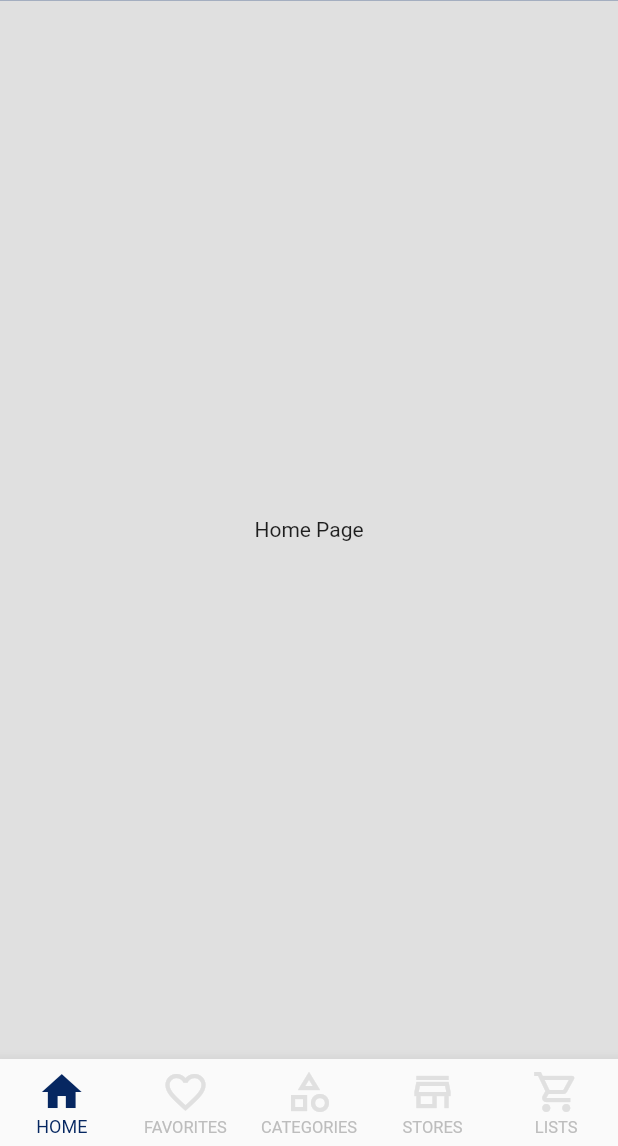
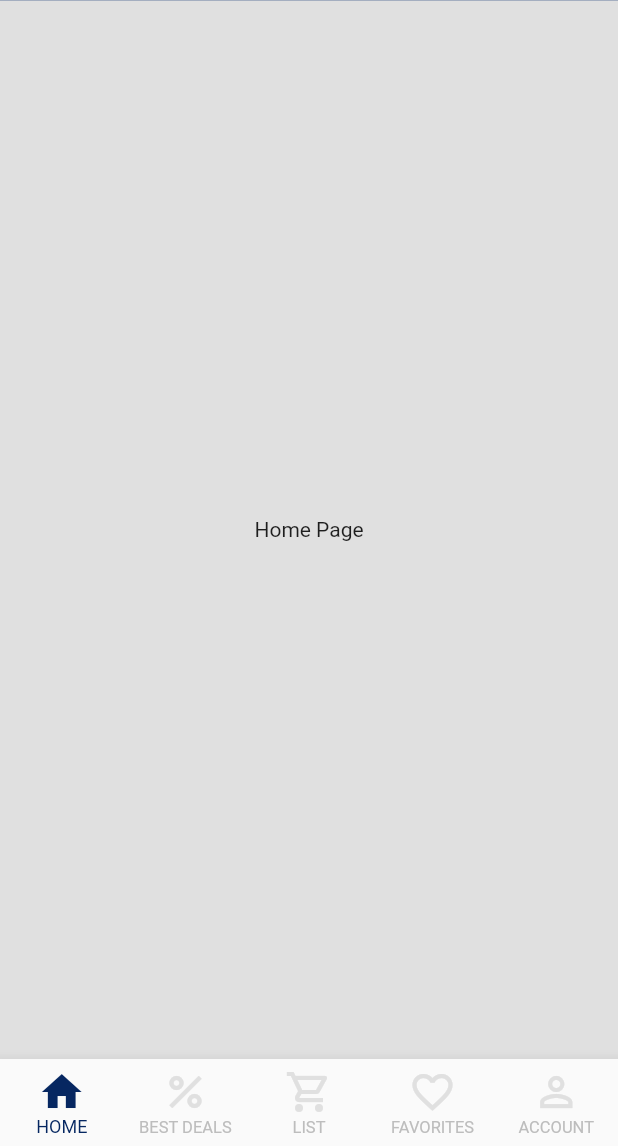
Before and after one commit to Nick-Theodosiou/shoppy, a Flutter app: the screen it shows after launch, after a tap on "Log In", on a phone screen of 412 x 824 dp, the part 90-1236 px from its top. Run offline on Flutter 3.47's test engine with Material 2 defaults, Android fonts, the phone set to English and light mode, and no system bars.

Commit message:
changed navigation

```diff
--- a/lib/NavigationBarScreen.dart
+++ b/lib/NavigationBarScreen.dart
@@ -72,6 +72,32 @@ class _NavigationBarScreenState extends State<NavigationBarScreen> {
             ),
             BottomNavigationBarItem(
               icon: Icon(
+                Icons.percent_outlined,
+                color: Colors.grey[300],
+                size: 32,
+              ),
+              label: 'BEST DEALS',
+              activeIcon: const Icon(
+                Icons.percent,
+                color: Color.fromARGB(255, 6, 39, 97),
+                size: 32,
+              ),
+            ),
+            BottomNavigationBarItem(
+              icon: Icon(
+                Icons.shopping_cart_outlined,
+                color: Colors.grey[300],
+                size: 32,
+              ),
+              label: 'LIST',
+              activeIcon: const Icon(
+                Icons.shopping_cart,
+                color: Color.fromARGB(255, 6, 39, 97),
+                size: 32,
+              ),
+            ),
+            BottomNavigationBarItem(
+              icon: Icon(
                 Icons.favorite_border_outlined,
                 color: Colors.grey[300],
                 size: 32,
@@ -85,39 +111,13 @@ class _NavigationBarScreenState extends State<NavigationBarScreen> {
             ),
             BottomNavigationBarItem(
               icon: Icon(
-                Icons.category_outlined,
+                Icons.person_outline,
                 color: Colors.grey[300],
                 size: 32,
               ),
-              label: 'CATEGORIES',
+              label: 'ACCOUNT',
               activeIcon: const Icon(
-                Icons.category,
-                color: Color.fromARGB(255, 6, 39, 97),
-                size: 32,
-              ),
-            ),
-            BottomNavigationBarItem(
-              icon: Icon(
-                Icons.store_outlined,
-                color: Colors.grey[300],
-                size: 32,
-              ),
-              label: 'STORES',
-              activeIcon: const Icon(
-                Icons.store,
-                color: Color.fromARGB(255, 6, 39, 97),
-                size: 32,
-              ),
-            ),
-            BottomNavigationBarItem(
-              icon: Icon(
-                Icons.shopping_cart_outlined,
-                color: Colors.grey[300],
-                size: 32,
-              ),
-              label: 'LISTS',
-              activeIcon: const Icon(
-                Icons.shopping_cart,
+                Icons.person,
                 color: Color.fromARGB(255, 6, 39, 97),
                 size: 32,
               ),
--- a/lib/main.dart
+++ b/lib/main.dart
@@ -62,7 +62,6 @@ class _LoginDemoState extends State<LoginDemo> {
                       top: MediaQuery.of(context).size.height * 0.32,
                       left: MediaQuery.of(context).size.width * 0.1,
                       right: MediaQuery.of(context).size.width * 0.1),
-                  child: Container(
                   child: Column(
                     children: [
                       SizedBox(
@@ -149,8 +148,7 @@ class _LoginDemoState extends State<LoginDemo> {
                               Navigator.pushReplacement(
                                   context,
                                   MaterialPageRoute(
-                                        builder: (_) =>
-                                            ForgotPasswordScreen()));
+                                      builder: (_) => ForgotPasswordScreen()));
                             },
                             child: Text(
                               'Sign Up',
@@ -163,7 +161,6 @@ class _LoginDemoState extends State<LoginDemo> {
                         ],
                       )
                     ],
-                    ),
                   )),
             ),
           ],
--- a/lib/screens/AccountScreen.dart
+++ b/lib/screens/AccountScreen.dart
@@ -0,0 +1,17 @@
+import 'package:flutter/material.dart';
+import 'package:shoppy/styles/colors.dart';
+import 'ForgotPasswordScreen.dart';
+
+class AccountScreen extends StatefulWidget {
+  const AccountScreen({super.key});
+
+  @override
+  State<AccountScreen> createState() => _AccountScreenState();
+}
+
+class _AccountScreenState extends State<AccountScreen> {
+  @override
+  Widget build(BuildContext context) {
+    return Container();
+  }
+}
```
Lines whose indentation alone changed are shown as unchanged.
